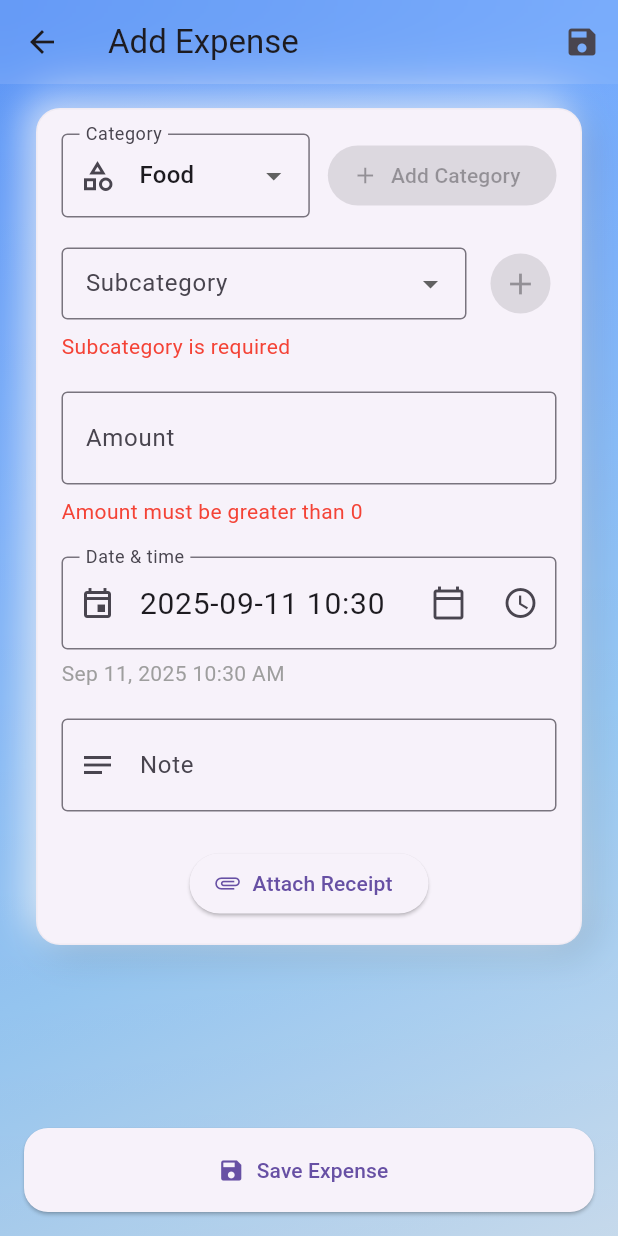
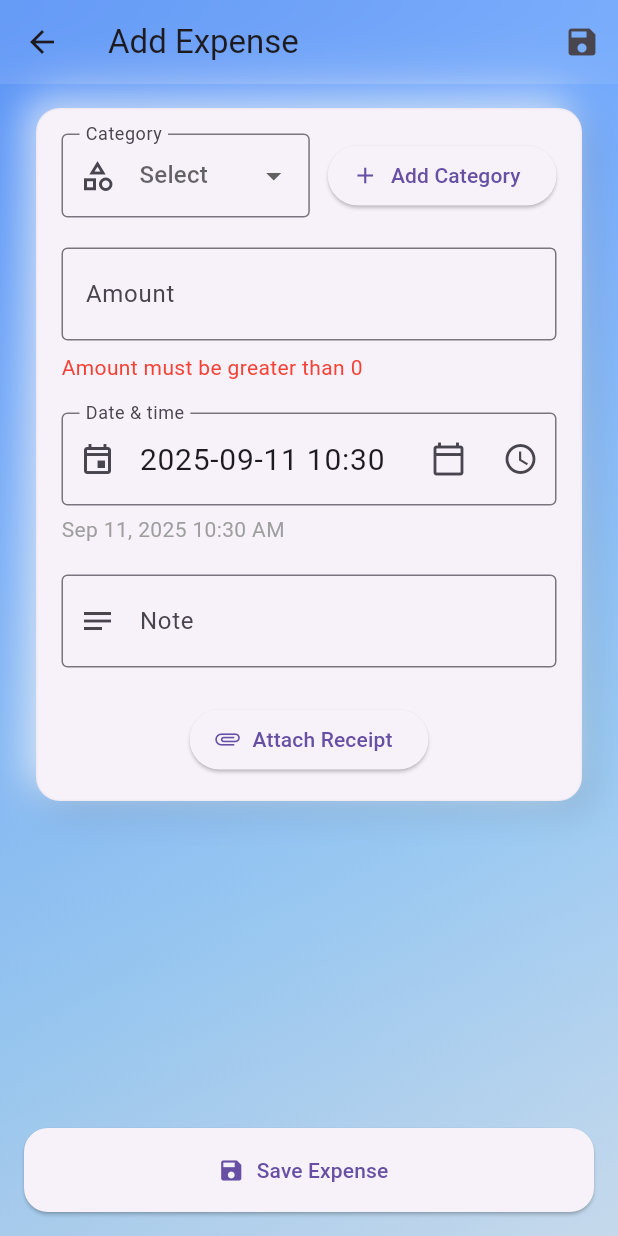
Before and after one commit to bibsadams/budgetbuddy, a Flutter app: the ExpenseEditPage screen opened directly, on a phone screen of 412 x 824 dp. Run offline on Flutter 3.47's test engine with Material 3 defaults, Android fonts, the phone set to English and light mode, and no system bars; our stand-ins replace cloud_firestore, file_picker, firebase_auth, firebase_core, firebase_storage, fl_chart and 8 more; missing offline and left inert: firebase_app_check; accounts and stored records are empty.

Commit message:
add picklist values

```diff
--- a/lib/features/expenses/expenses_tab.dart
+++ b/lib/features/expenses/expenses_tab.dart
@@ -673,7 +673,9 @@ class _ExpensesTabState extends State<ExpensesTab> {
       PaintingBinding.instance.imageCache.evict(FileImage(f));
       return Image.file(
         f,
-        key: ValueKey('file-${row['id']}-${stat.modified.millisecondsSinceEpoch}'),
+        key: ValueKey(
+          'file-${row['id']}-${stat.modified.millisecondsSinceEpoch}',
+        ),
         width: 64,
         height: 64,
         fit: BoxFit.cover,
@@ -1155,7 +1157,7 @@ class _ExpenseEditPageState extends State<ExpenseEditPage> {
       // Extra helpful category
       'Health': ['Medicine', 'Checkup', 'Dental', 'Insurance'],
       // Newly requested Food category with fixed subcategories
-      'Food': ['Restaurant', 'Food Stall', 'Street Food', 'Coffee Shop'],
+      'Food': ['Restaurant', 'Food Stall', 'Street Food', 'Coffee Shop', 'Palengke'],
     };
 
     bool changed = false;
@@ -1185,12 +1187,9 @@ class _ExpenseEditPageState extends State<ExpenseEditPage> {
 
     selectedCategory = (widget.expense['Category'] ?? '') as String?;
     selectedSubcategory = (widget.expense['Subcategory'] ?? '') as String?;
-    // If creating a brand-new expense (empty category), default to Food
-    if ((selectedCategory == null || selectedCategory!.isEmpty) &&
-        categoriesMap.containsKey('Food')) {
-      selectedCategory = 'Food';
-      // Leave subcategory unselected so user chooses; could also pick first option if desired
-      selectedSubcategory = null;
+    // Do NOT auto-select a default category; user must choose explicitly.
+    if (selectedCategory != null && selectedCategory!.isEmpty) {
+      selectedCategory = null; // normalize empty string to null
     }
     // Pre-format amount if present
     String amtText = '';
@@ -1504,6 +1503,7 @@ class _ExpenseEditPageState extends State<ExpenseEditPage> {
                           prefixIcon: Icon(Icons.category_outlined),
                           border: OutlineInputBorder(),
                         ),
+                        hint: const Text('Select category'),
                         items: categoriesMap.keys
                             .map<DropdownMenuItem<String>>(
                               (cat) => DropdownMenuItem(
```
